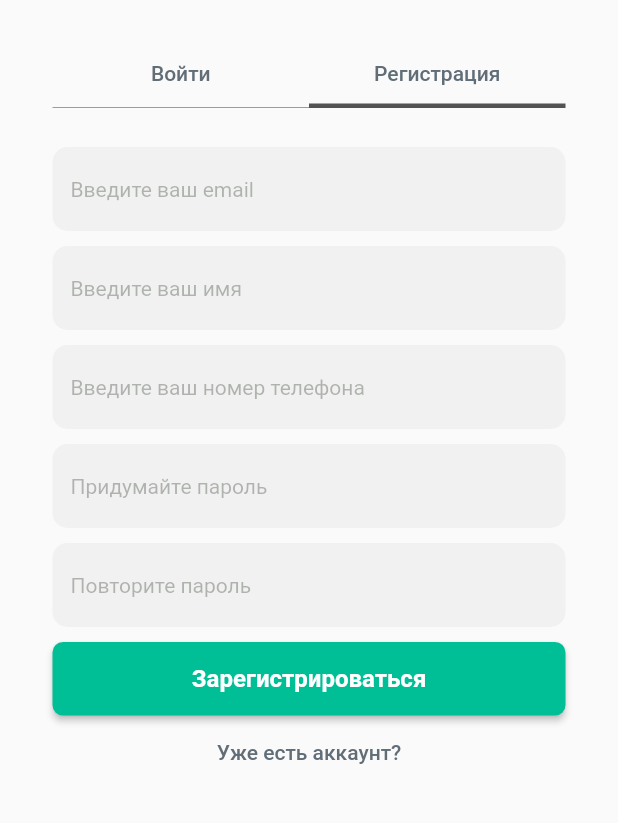
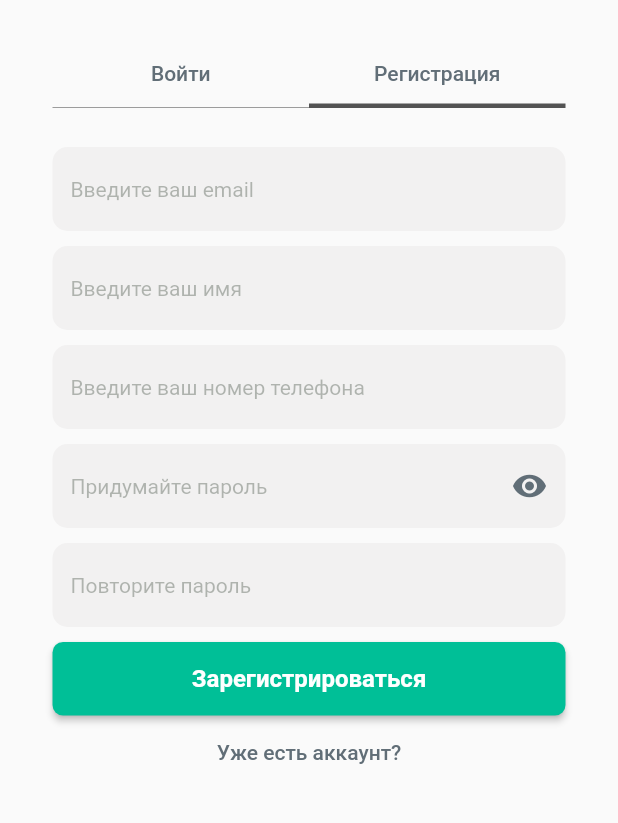
Before and after one commit to krmeiirbek/malsat_app, a Flutter app: the screen it shows after launch, after a tap on "Регистрация", on a phone screen of 412 x 824 dp, the part 347-1170 px from its top. Run offline on Flutter 3.47's test engine with Material 2 defaults, Android fonts, the phone set to English and light mode, and no system bars; our stand-ins replace bloc, equatable, flutter_bloc, flutter_svg; Roboto replaces fonts that are missing (Montserrat).

Commit message:
bag fixes

```diff
--- a/lib/pages/auth.dart
+++ b/lib/pages/auth.dart
@@ -21,9 +21,10 @@ class AuthSwitch extends StatefulWidget {
 class _AuthSwitchState extends State<AuthSwitch>
     with SingleTickerProviderStateMixin<AuthSwitch> {
   WidgetMarker selectedWidgetMarker = WidgetMarker.login;
-
   AnimationController _controller;
   Animation _animation;
+  bool _hidePassword = true;
+  bool _hideRegPassword = true;
 
   TextEditingController _loginEmailController = TextEditingController();
   TextEditingController _registerEmailController = TextEditingController();
@@ -195,7 +196,7 @@ class _AuthSwitchState extends State<AuthSwitch>
                   height: 10,
                 ),
                 TextField(
-                  obscureText: true,
+                  obscureText: _hidePassword,
                   style: new TextStyle(
                     fontFamily: 'Montserrat',
                     fontSize: 14.0,
@@ -203,6 +204,17 @@ class _AuthSwitchState extends State<AuthSwitch>
                   ),
                   controller: _loginPasswordController,
                   decoration: InputDecoration(
+                    suffixIcon: IconButton(
+                      icon: Icon(
+                        _hidePassword ? Icons.visibility : Icons.visibility_off,
+                        color: Color(0xFF616E77),
+                      ),
+                      onPressed: () {
+                        setState(() {
+                          _hidePassword = !_hidePassword;
+                        });
+                      },
+                    ),
                     hintText: "Введите ваш пароль",
                     hintStyle: TextStyle(
                         color: Color.fromRGBO(74, 86, 74, 0.4), fontSize: 14.0),
@@ -377,7 +389,7 @@ class _AuthSwitchState extends State<AuthSwitch>
                   height: 10,
                 ),
                 TextField(
-                  obscureText: true,
+                  obscureText: _hideRegPassword,
                   style: new TextStyle(
                     fontFamily: 'Montserrat',
                     fontSize: 14.0,
@@ -385,6 +397,17 @@ class _AuthSwitchState extends State<AuthSwitch>
                   ),
                   controller: _registerPasswordController,
                   decoration: InputDecoration(
+                    suffixIcon: IconButton(
+                      icon: Icon(
+                        _hideRegPassword ? Icons.visibility : Icons.visibility_off,
+                        color: Color(0xFF616E77),
+                      ),
+                      onPressed: () {
+                        setState(() {
+                          _hideRegPassword = !_hideRegPassword;
+                        });
+                      },
+                    ),
                     hintText: "Придумайте пароль",
                     hintStyle: TextStyle(
                         color: Color.fromRGBO(74, 86, 74, 0.4), fontSize: 14.0),
@@ -407,7 +430,7 @@ class _AuthSwitchState extends State<AuthSwitch>
                   height: 10,
                 ),
                 TextField(
-                  obscureText: true,
+                  obscureText: _hideRegPassword,
                   style: new TextStyle(
                     fontFamily: 'Montserrat',
                     fontSize: 14.0,
```
